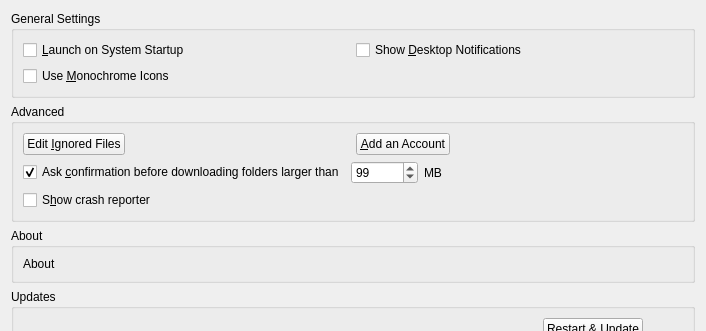
The window that src/gui/generalsettings.ui (GrossLukas/client) describes before a commit, drawn with Qt 5; both pictures show x 0 to 706 and y 0 to 331 of the 706 by 523 pixel window.
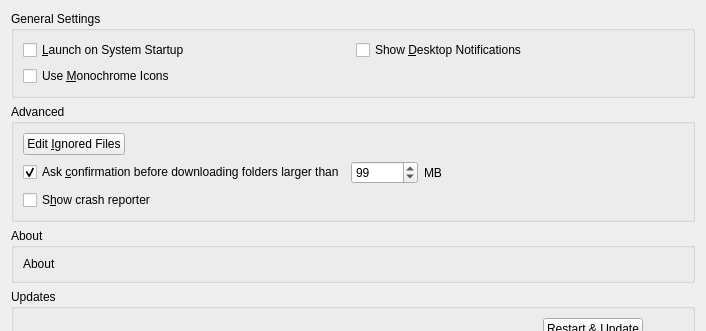
The same window after the commit.

Commit message:
General Settings page: Remove the add account button.
It is now in the toolbox on the account page.

```diff
--- a/src/gui/generalsettings.ui
+++ b/src/gui/generalsettings.ui
@@ -54,54 +54,26 @@
      </property>
      <layout class="QGridLayout" name="gridLayout">
       <item row="0" column="0">
-       <layout class="QHBoxLayout" name="horizontalLayout_4">
-        <item>
          <widget class="QPushButton" name="ignoredFilesButton">
           <property name="text">
            <string>Edit &amp;Ignored Files</string>
           </property>
          </widget>
         </item>
-        <item>
+      <item row="0" column="1" colspan="2">
          <spacer name="horizontalSpacer_4">
           <property name="orientation">
            <enum>Qt::Horizontal</enum>
           </property>
           <property name="sizeHint" stdset="0">
            <size>
-            <width>40</width>
+          <width>555</width>
             <height>20</height>
            </size>
           </property>
          </spacer>
         </item>
-       </layout>
-      </item>
-      <item row="0" column="1">
-       <layout class="QHBoxLayout" name="horizontalLayout_2">
-        <item>
-         <widget class="QPushButton" name="addAccountButton">
-          <property name="text">
-           <string>&amp;Add an Account</string>
-          </property>
-         </widget>
-        </item>
-        <item>
-         <spacer name="horizontalSpacer_2">
-          <property name="orientation">
-           <enum>Qt::Horizontal</enum>
-          </property>
-          <property name="sizeHint" stdset="0">
-           <size>
-            <width>40</width>
-            <height>20</height>
-           </size>
-          </property>
-         </spacer>
-        </item>
-       </layout>
-      </item>
-      <item row="1" column="0" colspan="2">
+      <item row="1" column="0" colspan="3">
        <layout class="QHBoxLayout" name="horizontalLayout_3">
         <item>
          <widget class="QCheckBox" name="newFolderLimitCheckBox">
@@ -145,7 +117,7 @@
         </item>
        </layout>
       </item>
-      <item row="2" column="0">
+      <item row="2" column="0" colspan="2">
        <widget class="QCheckBox" name="crashreporterCheckBox">
         <property name="sizePolicy">
          <sizepolicy hsizetype="MinimumExpanding" vsizetype="Fixed">
@@ -158,7 +130,7 @@
         </property>
        </widget>
       </item>
-      <item row="2" column="1">
+      <item row="2" column="2">
        <layout class="QHBoxLayout" name="horizontalLayout_5">
         <item>
          <spacer name="horizontalSpacer_5">
```
Lines whose indentation alone changed are shown as unchanged.
